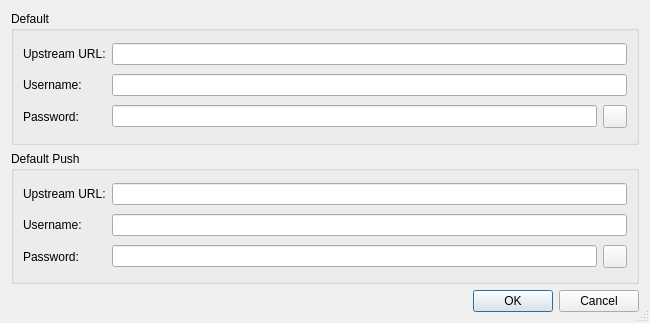
Qt form Plugins/VcsPlugins/vcsMercurial/HgRepoConfigDataDialog.ui (testmana2/test) before a commit.
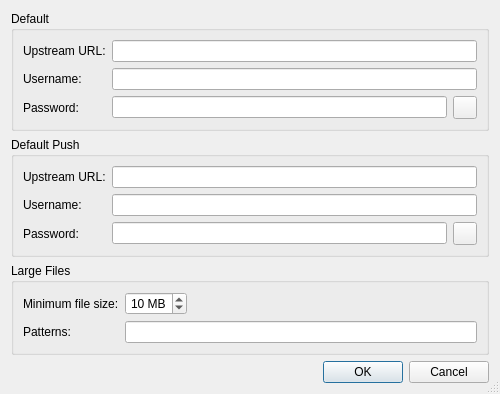
The same form after that commit. Custom widgets are drawn as their Qt base class.

The edit to the form file:
```diff
--- a/Plugins/VcsPlugins/vcsMercurial/HgRepoConfigDataDialog.ui
+++ b/Plugins/VcsPlugins/vcsMercurial/HgRepoConfigDataDialog.ui
@@ -6,8 +6,8 @@
    <rect>
     <x>0</x>
     <y>0</y>
-    <width>650</width>
-    <height>323</height>
+    <width>500</width>
+    <height>352</height>
    </rect>
   </property>
   <property name="windowTitle">
@@ -145,6 +145,68 @@
      </layout>
     </widget>
    </item>
+   <item>
+    <widget class="QGroupBox" name="largefilesGroup">
+     <property name="title">
+      <string>Large Files</string>
+     </property>
+     <layout class="QGridLayout" name="gridLayout_3">
+      <item row="0" column="0">
+       <widget class="QLabel" name="label_8">
+        <property name="text">
+         <string>Minimum file size:</string>
+        </property>
+       </widget>
+      </item>
+      <item row="0" column="1">
+       <widget class="QSpinBox" name="lfFileSizeSpinBox">
+        <property name="toolTip">
+         <string>Enter the minimum file size in MB for files to be treated as Large Files</string>
+        </property>
+        <property name="alignment">
+         <set>Qt::AlignRight|Qt::AlignTrailing|Qt::AlignVCenter</set>
+        </property>
+        <property name="suffix">
+         <string> MB</string>
+        </property>
+        <property name="minimum">
+         <number>1</number>
+        </property>
+        <property name="value">
+         <number>10</number>
+        </property>
+       </widget>
+      </item>
+      <item row="0" column="2">
+       <spacer name="horizontalSpacer">
+        <property name="orientation">
+         <enum>Qt::Horizontal</enum>
+        </property>
+        <property name="sizeHint" stdset="0">
+         <size>
+          <width>215</width>
+          <height>20</height>
+         </size>
+        </property>
+       </spacer>
+      </item>
+      <item row="1" column="0">
+       <widget class="QLabel" name="label_9">
+        <property name="text">
+         <string>Patterns:</string>
+        </property>
+       </widget>
+      </item>
+      <item row="1" column="1" colspan="2">
+       <widget class="QLineEdit" name="lfFilePatternsEdit">
+        <property name="toolTip">
+         <string>Enter file patterns (space separated) for files to be treated as Large Files</string>
+        </property>
+       </widget>
+      </item>
+     </layout>
+    </widget>
+   </item>
    <item>
     <widget class="QDialogButtonBox" name="buttonBox">
      <property name="orientation">
```
Left out of the diff: 2 changed lines with no effect on the pictures.
